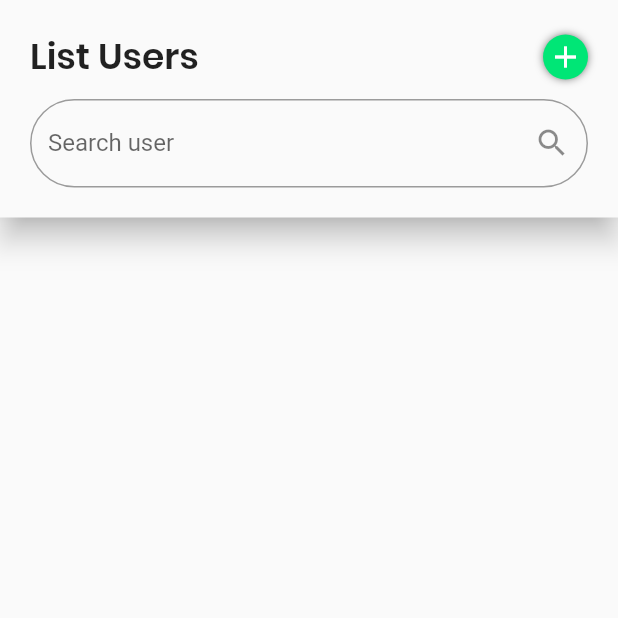
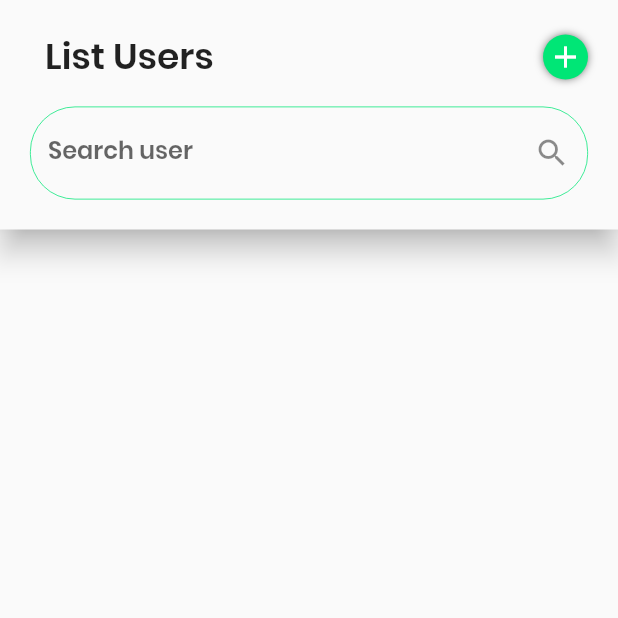
Before and after one commit to seramirezdev/MobileSpecialization, a Flutter app: the screen it shows after launch, on a phone screen of 412 x 824 dp, the top half of it. Run offline on Flutter 3.47's test engine with Material 2 defaults, Android fonts, the phone set to English and light mode, and no system bars.

Commit message:
alert add user_list

```diff
--- a/users_list/lib/main.dart
+++ b/users_list/lib/main.dart
@@ -12,7 +12,20 @@ class MainApp extends StatelessWidget {
       title: "Users List",
       theme: ThemeData(
         primaryColor: Colors.greenAccent[400],
-        accentColor: Colors.greenAccent[400],
+        fontFamily: 'Poppins-SemiBold',
+        inputDecorationTheme: InputDecorationTheme(
+          enabledBorder: OutlineInputBorder(
+            gapPadding: 5,
+            borderSide: BorderSide(color: Colors.greenAccent[400], width: 0.5),
+            borderRadius: BorderRadius.circular(30),
+          ),
+          focusedBorder: OutlineInputBorder(
+            gapPadding: 5,
+            borderSide: BorderSide(color: Colors.greenAccent[400], width: 1.5),
+            borderRadius: BorderRadius.circular(30),
+          ),
+
+        ),
       ),
       debugShowCheckedModeBanner: false,
       home: HomePage(),
--- a/users_list/lib/src/pages/home_page.dart
+++ b/users_list/lib/src/pages/home_page.dart
@@ -1,4 +1,6 @@
 import 'package:flutter/material.dart';
+import 'package:users_list/src/models/user_model.dart';
+import 'package:users_list/src/pages/widgets/alert_dialog_user.dart';
 import 'package:users_list/src/pages/widgets/button_rounded.dart';
 
 class HomePage extends StatefulWidget {
@@ -7,13 +9,20 @@ class HomePage extends StatefulWidget {
 }
 
 class _HomePageState extends State<HomePage> {
+  var con;
+
   @override
   Widget build(BuildContext context) {
+    con = context;
     return Scaffold(
       body: SafeArea(
         child: Column(
+          mainAxisSize: MainAxisSize.max,
           children: <Widget>[
             _toolbar(),
+            Expanded(
+              child: _userList(),
+            ),
           ],
         ),
       ),
@@ -30,36 +39,78 @@ class _HomePageState extends State<HomePage> {
               Row(
                 mainAxisAlignment: MainAxisAlignment.spaceBetween,
                 children: <Widget>[
-                  Text(
-                    'List Users',
-                    style: TextStyle(
-                      fontFamily: 'Poppins-SemiBold',
-                      fontSize: 24.0,
+                  Padding(
+                    padding: const EdgeInsets.only(left: 10.0),
+                    child: Text(
+                      'List Users',
+                      style: TextStyle(
+                        fontSize: 24.0,
+                      ),
                     ),
                   ),
                   ButtonRounded(
                     background: Colors.greenAccent[400],
                     icon: Icons.add,
-                    onTap: () {
-                      print("Click button");
-                    },
+                    onTap: _addUser,
                   )
                 ],
               ),
-              SizedBox(height: 10.0),
+              SizedBox(height: 15.0),
               TextField(
                 decoration: InputDecoration(
                   labelText: 'Search user',
                   suffixIcon: Icon(Icons.search),
-                  border: OutlineInputBorder(
-                    gapPadding: 0,
-                    borderSide: BorderSide(color: Colors.greenAccent[400]),
-                    borderRadius: BorderRadius.circular(30),
-                  ),
                 ),
               ),
             ],
           ),
         ),
       );
+
+  Widget _userList() {
+    return ListView.builder(
+      itemCount: users.length,
+      itemBuilder: (context, index) {
+        return _userItem(users[index]);
+      },
+    );
+  }
+
+  Widget _userItem(UserModel user) {
+    final date = '${user.date.year}-${user.date.month}-${user.date.day}';
+
+    final title = Row(
+      mainAxisSize: MainAxisSize.min,
+      children: <Widget>[
+        Text(user.name),
+        Container(
+          decoration: BoxDecoration(
+              color: Colors.greenAccent[400], shape: BoxShape.circle),
+          padding: EdgeInsets.all(8.0),
+          margin: EdgeInsets.only(left: 10.0),
+          child: Text(user.years.toString(),
+              style: TextStyle(color: Colors.white)),
+        ),
+      ],
+    );
+
+    return ListTile(
+      title: title,
+      subtitle: Text(user.occupation),
+      trailing: Text(date),
+      leading: CircleAvatar(
+        backgroundColor: Colors.blue,
+        child: Text(user.name.substring(0, 1)),
+      ),
+    );
+  }
+
+  void _addUser() {
+    showDialog(
+      context: con,
+      builder: (context) {
+        return AlertDialogUser();
+      },
+    );
+  }
 }
```
Also changed, not shown: 1 other file.
